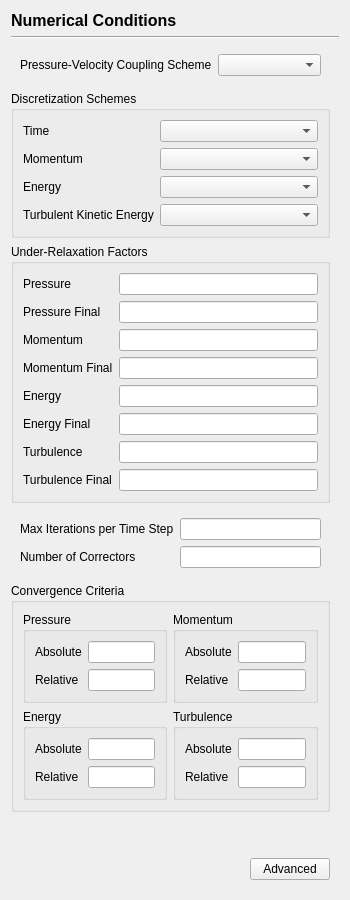
The window that view/solution/numerical_conditions/numerical_conditions_page.ui (nextfoam/baram) describes before a commit, drawn with Qt 5.
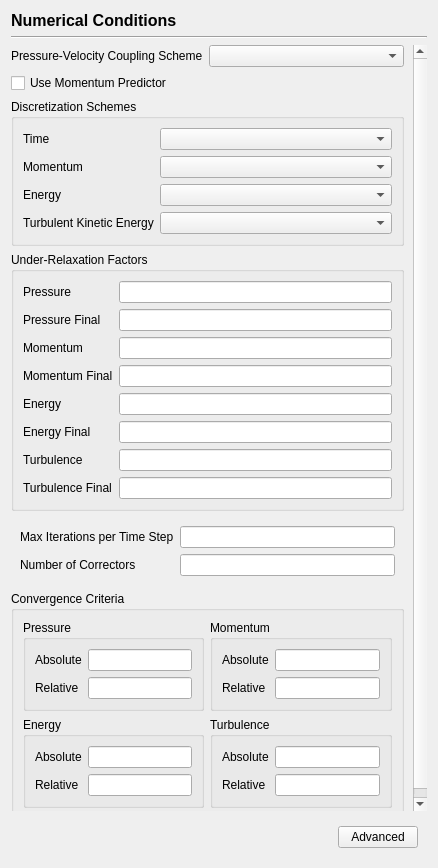
The same window after the commit.

Commit message: Operating Condtions 관련 내용 CellZoneDB에서 GeneralDB로 이동 Boundary condition 파일 생성 코드 정리 (lambda 사용) UI에 빠진 항목 및 defaulat value 보완

The edit to the form file:
```diff
--- a/view/solution/numerical_conditions/numerical_conditions_page.ui
+++ b/view/solution/numerical_conditions/numerical_conditions_page.ui
@@ -6,8 +6,8 @@
    <rect>
     <x>0</x>
     <y>0</y>
-    <width>350</width>
-    <height>900</height>
+    <width>438</width>
+    <height>868</height>
    </rect>
   </property>
   <property name="windowTitle">
@@ -53,8 +53,8 @@
        <rect>
         <x>0</x>
         <y>0</y>
-        <width>332</width>
-        <height>797</height>
+        <width>420</width>
+        <height>765</height>
        </rect>
       </property>
       <layout class="QVBoxLayout" name="verticalLayout">
@@ -73,6 +73,18 @@
        <item>
         <widget class="QWidget" name="widget" native="true">
          <layout class="QFormLayout" name="formLayout">
+          <property name="leftMargin">
+           <number>0</number>
+          </property>
+          <property name="topMargin">
+           <number>0</number>
+          </property>
+          <property name="rightMargin">
+           <number>0</number>
+          </property>
+          <property name="bottomMargin">
+           <number>0</number>
+          </property>
           <item row="0" column="0">
            <widget class="QLabel" name="label_2">
             <property name="text">
@@ -86,6 +98,13 @@
          </layout>
         </widget>
        </item>
+       <item>
+        <widget class="QCheckBox" name="useMomentumPredictor">
+         <property name="text">
+          <string>Use Momentum Predictor</string>
+         </property>
+        </widget>
+       </item>
        <item>
         <widget class="QGroupBox" name="groupBox_4">
          <property name="title">
```
The commit also changes 24 other files.
